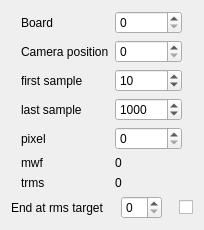
Entwicklungsburo-Stresing/EBST_CAM, file escam/dialogrms.ui: the form before one commit.
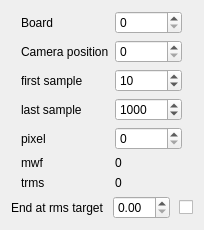
The form after the commit.

Commit message:
Add stop measurement when rms target reached
Add the stop measurement function to updateRMS, which checks if the rms value is greater or equal to the target value and aborts measurement if so. Changed the spinBox to a doubleSpinBox

What changed in the file:
```diff
--- a/escam/dialogrms.ui
+++ b/escam/dialogrms.ui
@@ -7,7 +7,7 @@
     <x>0</x>
     <y>0</y>
     <width>204</width>
-    <height>203</height>
+    <height>222</height>
    </rect>
   </property>
   <property name="windowTitle">
@@ -180,7 +180,7 @@
       </spacer>
      </item>
      <item>
-      <widget class="QSpinBox" name="spinBoxRMSTarget"/>
+      <widget class="QDoubleSpinBox" name="doubleSpinBoxRMSTarget"/>
      </item>
      <item>
       <spacer name="horizontalSpacer_3">
```
The commit also changes 2 other files.
